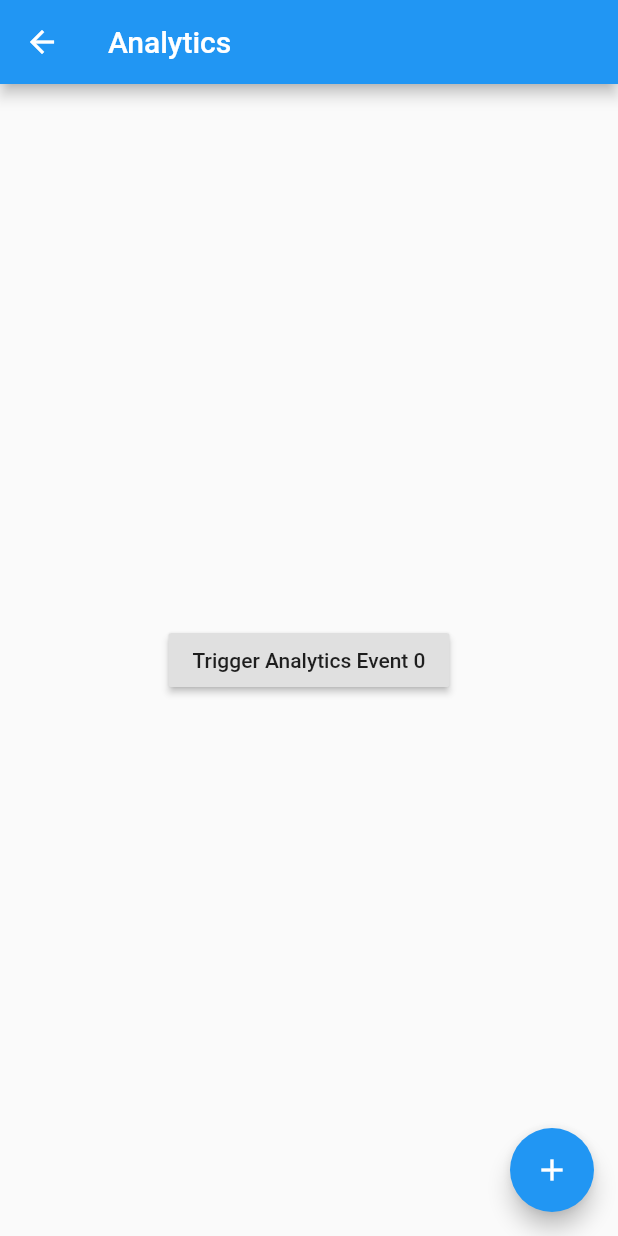
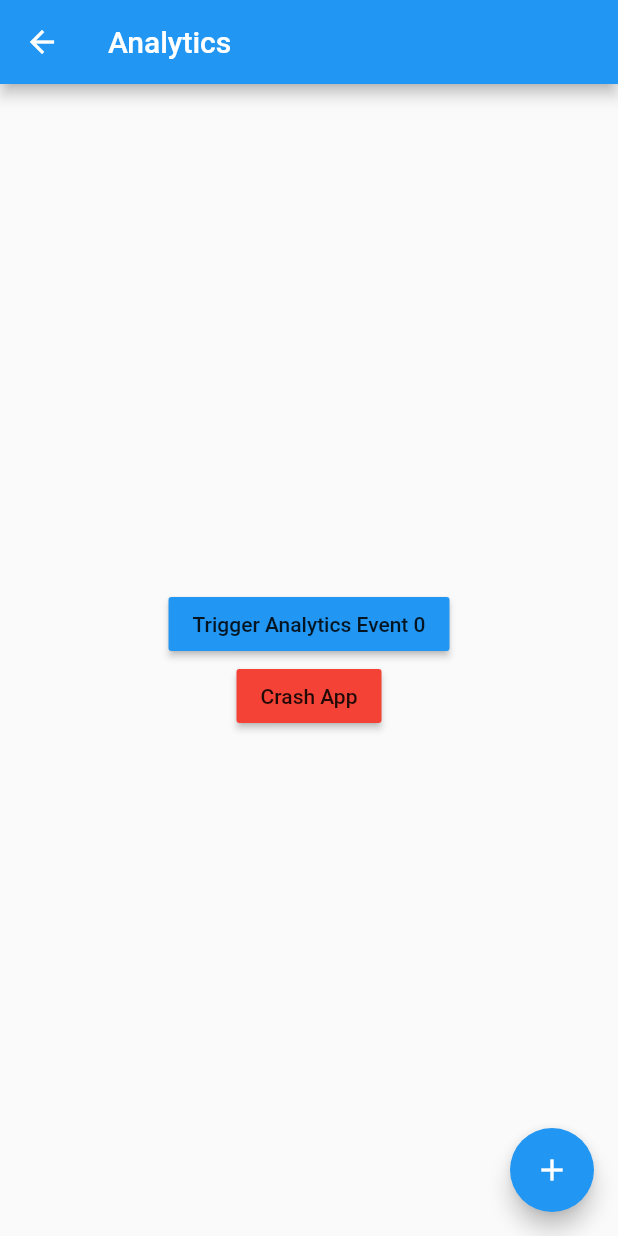
Before and after one commit to victorers1/flutter-firebase, a Flutter app: the screen it shows after launch, after a tap on "Try Firebase Analytics", on a phone screen of 412 x 824 dp. Run offline on Flutter 3.47's test engine with Material 2 defaults, Android fonts, the phone set to English and light mode, and no system bars; our stand-ins replace dio, firebase_analytics, firebase_core, firebase_crashlytics, flutter_mobx, flutter_modular and 2 more; missing offline and left inert: firebase_performance; accounts and stored records are empty; generated files the repository leaves out were written again.

Commit message:
implements crashlytics

```diff
--- a/lib/app/modules/analytics/analytics_page.dart
+++ b/lib/app/modules/analytics/analytics_page.dart
@@ -1,4 +1,5 @@
 import 'package:firebase_analytics/firebase_analytics.dart';
+import 'package:firebase_crashlytics/firebase_crashlytics.dart';
 import 'package:flutter/material.dart';
 import 'package:flutter_mobx/flutter_mobx.dart';
 import 'package:flutter_modular/flutter_modular.dart';
@@ -26,6 +27,11 @@ class _AnalyticsPageState
         );
   }
 
+  crashApp() {
+    FirebaseCrashlytics.instance.crash();
+    // throw Exception('Crashing app for Firebase');
+  }
+
   analyticsAppOpen() {
     analytics.logAppOpen().then((value) => print('analytics.logAppOpen()'));
   }
@@ -47,12 +53,18 @@ class _AnalyticsPageState
           mainAxisAlignment: MainAxisAlignment.center,
           children: [
             RaisedButton(
+              color: Colors.blue,
               onPressed: () {
                 analyticsPressedButton(controller.value);
               },
               child: Observer(builder: (_) {
                 return Text('Trigger Analytics Event ${controller.value}');
               }),
+            ),
+            RaisedButton(
+              color: Colors.red,
+              onPressed: crashApp,
+              child: Text('Crash App'),
             ),
           ],
         ),
--- a/lib/app/modules/performance/performance_page.dart
+++ b/lib/app/modules/performance/performance_page.dart
@@ -60,6 +60,8 @@ class _PerformancePageState
             ),
             RaisedButton(
               onPressed: () {
+                /// TODO(victor): Flutter's Firebase doesn't have native support to network performance,
+                /// TODO(victor): feature in stand-by.
                 Modular.link.pushNamed('/network_performance');
               },
               child: Text('Go to Network Performance page'),
--- a/lib/main.dart
+++ b/lib/main.dart
@@ -1,8 +1,16 @@
+import 'package:firebase_core/firebase_core.dart';
 import 'package:flutter/material.dart';
 import 'package:firebase_flutter/app/app_module.dart';
 import 'package:flutter_modular/flutter_modular.dart';
+import 'package:firebase_crashlytics/firebase_crashlytics.dart';
 
-void main() {
-  WidgetsFlutterBinding.ensureInitialized();
+void main() async {
+  WidgetsFlutterBinding.ensureInitialized(); // Asserts Firebase is running
+  await Firebase.initializeApp();
+
+  FirebaseCrashlytics.instance.setCrashlyticsCollectionEnabled(true);
+  // Pass all uncaught errors to Crashlytics.
+  FlutterError.onError = FirebaseCrashlytics.instance.recordFlutterError;
+
   runApp(ModularApp(module: AppModule()));
 }
--- a/pubspec.yaml
+++ b/pubspec.yaml
@@ -48,7 +48,7 @@ dependencies:
   # cloud_firestore: ^0.16.0 # App builda, mas provica erro: Note: C:\Users\Victor\flutter\.pub-cache\hosted\pub.dartlang.org\cloud_firestore-0.16.0\android\src\main\java\io\flutter\plugins\firebase\firestore\streamhandler\TransactionStreamHandler.java uses unchecked or unsafe operations
   # firebase_database: ^6.0.0
   # firebase_in_app_messaging: ^0.3.0+1
-  # firebase_crashlytics: ^0.4.0+1 # Provoca erro e app não abre. Aparentemente é preciso configurar no site antes de usar.
+  firebase_crashlytics: ^0.4.0+1 # Provoca erro e app não abre. Aparentemente é preciso configurar no site antes de usar.
 
   # The following adds the Cupertino Icons font to your application.
   # Use with the CupertinoIcons class for iOS style icons.
```
Also changed, not shown: assets/img/crashlytics_console.jpg (added), assets/img/events_console.jpg (added), assets/img/performance_console.jpg (added), assets/img/pressed_button_analytics.jpg (added), pubspec.lock, 3 other files.
